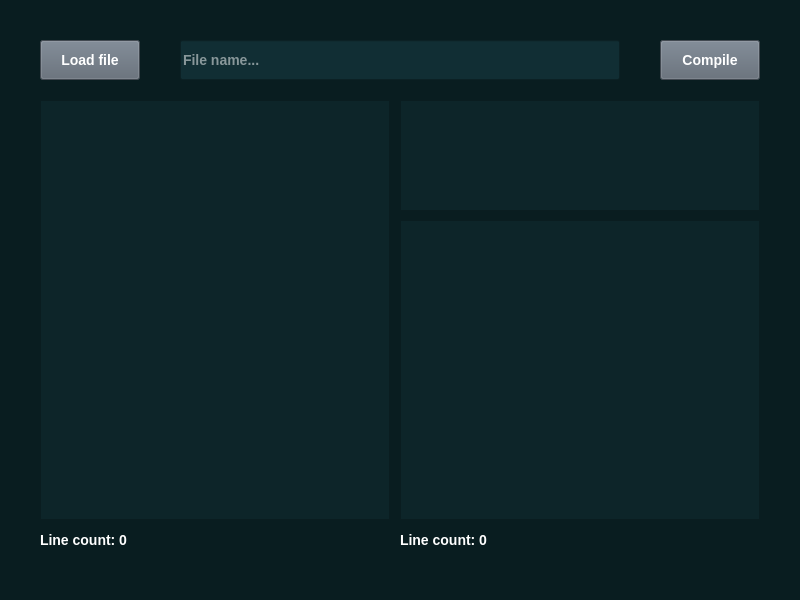
This is GUI/shell.ui in creeperDoesRedstone/XSharp as Qt 5 draws it before an edit. The edited form follows.
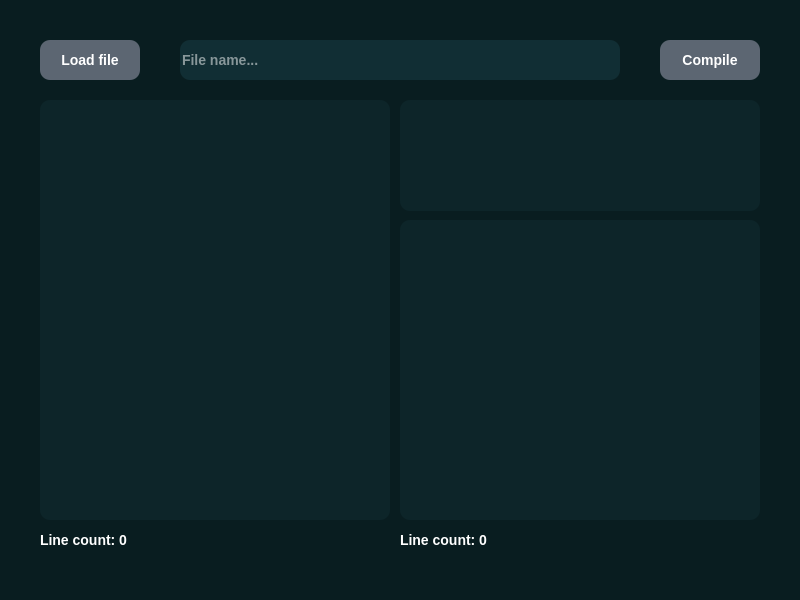
This is the edited form.

What changed in the file:
```diff
--- a/GUI/shell.ui
+++ b/GUI/shell.ui
@@ -29,11 +29,14 @@
    <string>MainWindow</string>
   </property>
   <property name="styleSheet">
-   <string notr="true">background-color: rgb(9, 29, 32);
-font-family: &quot;JetBrains Mono&quot;, &quot;Consolas&quot;;
+   <string notr="true">
+background-color: rgb(9, 29, 32);
+font-family: "JetBrains Mono", "Consolas";
 font-size: 14px;
 font-weight: 600;
-color: white;</string>
+color: white;
+border-radius: 10px;
+   </string>
   </property>
   <widget class="QWidget" name="centralwidget">
    <widget class="QPushButton" name="load_file_button">
@@ -46,12 +49,16 @@
      </rect>
     </property>
     <property name="styleSheet">
-     <string notr="true">QPushButton {
-	background-color: rgb(92, 102, 114);
+     <string notr="true">
+QPushButton {
+    background-color: rgb(92, 102, 114);
+    border-radius: 10px;
+    padding: 5px;
 }
 QPushButton:hover {
-	background-color: rgb(108, 111, 127);
-}</string>
+    background-color: rgb(108, 111, 127);
+}
+     </string>
     </property>
     <property name="text">
      <string>Load file</string>
@@ -67,12 +74,16 @@
      </rect>
     </property>
     <property name="styleSheet">
-     <string notr="true">QPushButton {
-	background-color: rgb(92, 102, 114);
+     <string notr="true">
+QPushButton {
+    background-color: rgb(92, 102, 114);
+    border-radius: 10px;
+    padding: 5px;
 }
 QPushButton:hover {
-	background-color: rgb(108, 111, 127);
-}</string>
+    background-color: rgb(108, 111, 127);
+}
+     </string>
     </property>
     <property name="text">
      <string>Compile</string>
```
Left out of the diff: 31 changed lines with no effect on the pictures.
